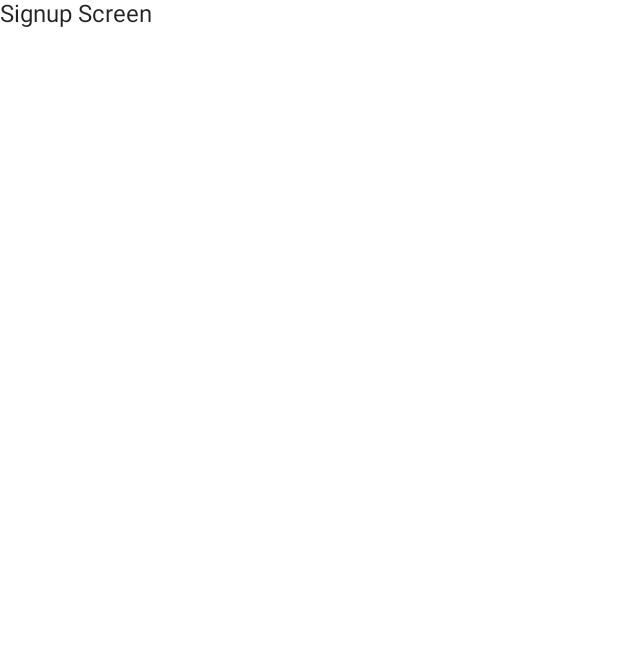
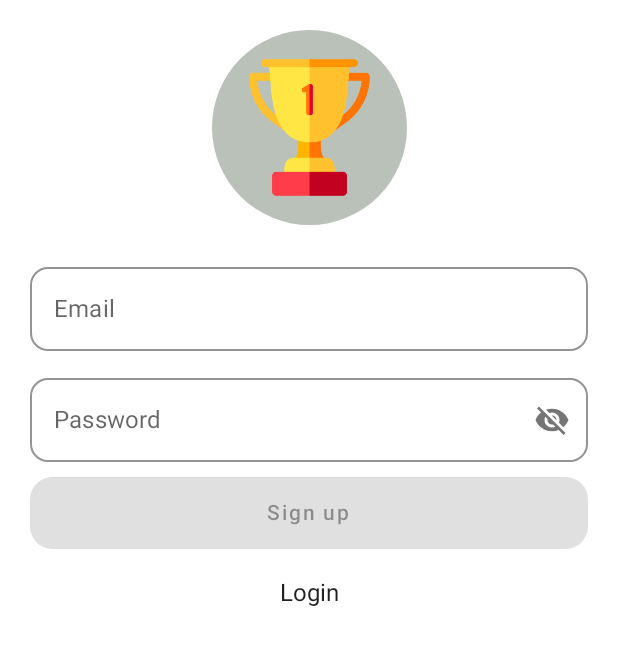
Before and after one commit to DizzyMelo/TheBigChampion, an Android app built with Jetpack Compose: the SignupScreen screen opened through its navigation route, on a phone screen of 412 x 824 dp. Before the commit the part shown is almost empty. Shown: the top 645 px of the screen. Run offline under Robolectric (Android 15) with nearby library versions, the phone set to English and light mode, and no system bars; our stand-ins replace Dagger/Hilt's generated code, Firebase (no records; nobody signed in at launch, a user with empty details on screens opened directly).

Commit message:
signup ui implemented

```diff
--- a/app/src/main/java/com/dicedev/thebigchampion/screens/signup/SignupScreen.kt
+++ b/app/src/main/java/com/dicedev/thebigchampion/screens/signup/SignupScreen.kt
@@ -1,10 +1,70 @@
 package com.dicedev.thebigchampion.screens.signup
 
+import androidx.compose.foundation.clickable
+import androidx.compose.foundation.layout.*
+import androidx.compose.material.Surface
 import androidx.compose.material.Text
 import androidx.compose.runtime.Composable
+import androidx.compose.runtime.mutableStateOf
+import androidx.compose.runtime.remember
+import androidx.compose.runtime.saveable.rememberSaveable
+import androidx.compose.ui.Alignment
+import androidx.compose.ui.Modifier
+import androidx.compose.ui.unit.dp
+import androidx.hilt.navigation.compose.hiltViewModel
 import androidx.navigation.NavController
+import com.dicedev.thebigchampion.components.AppLogo
+import com.dicedev.thebigchampion.components.EmailTextField
+import com.dicedev.thebigchampion.components.MainButton
+import com.dicedev.thebigchampion.components.PasswordTextField
+import com.dicedev.thebigchampion.navigation.AppScreens
 
 @Composable
-fun SignupScreen(navController: NavController) {
-    Text(text = "Signup Screen")
+fun SignupScreen(navController: NavController, signupViewModel: SignupViewModel = hiltViewModel()) {
+    val emailState = rememberSaveable {
+        mutableStateOf("")
+    }
+
+    val passwordState = rememberSaveable {
+        mutableStateOf("")
+    }
+
+    val valid = remember(emailState.value, passwordState.value) {
+        emailState.value.trim().isNotEmpty() && passwordState.value.trim().isNotEmpty()
+    }
+
+    Surface(
+        modifier = Modifier
+            .fillMaxSize()
+            .padding(20.dp)
+    ) {
+        Column(
+            verticalArrangement = Arrangement.Top,
+            horizontalAlignment = Alignment.CenterHorizontally
+        ) {
+            AppLogo()
+            Spacer(modifier = Modifier.height(20.dp))
+            EmailTextField(emailState = emailState)
+            PasswordTextField(passwordState = passwordState)
+            MainButton(
+                label = "Sign up",
+                isLoading = false,
+                enabled = valid
+            ) {
+                signupViewModel.signupWithEmailAndPassword(
+                    emailState.value,
+                    passwordState.value,
+                    onSuccessCallback = {
+                        navController.navigate(AppScreens.HomeScreen.name) {
+                            popUpTo(AppScreens.HomeScreen.name) { inclusive = true }
+                        }
+                    }
+                )
+            }
+            Spacer(modifier = Modifier.height(20.dp))
+            Text(text = "Login", modifier = Modifier.clickable {
+                navController.navigate(AppScreens.LoginScreen.name)
+            })
+        }
+    }
 }
```
